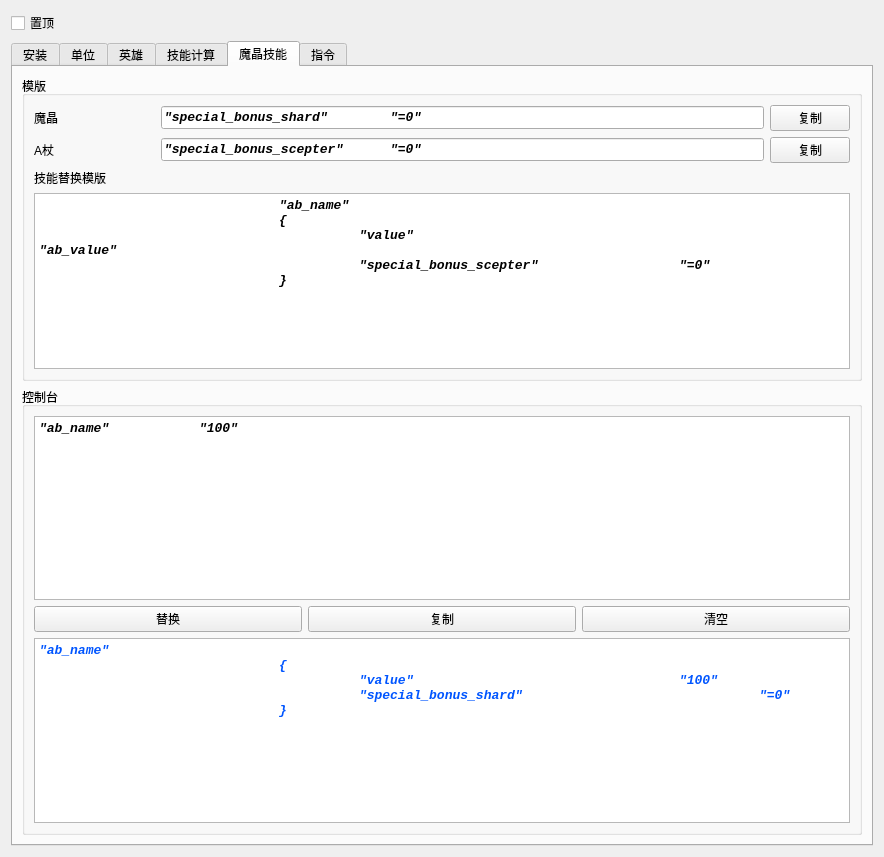
This is untitled.ui in JeremyChim/Dota-Tool as Qt 5 draws it before an edit. The edited form follows.
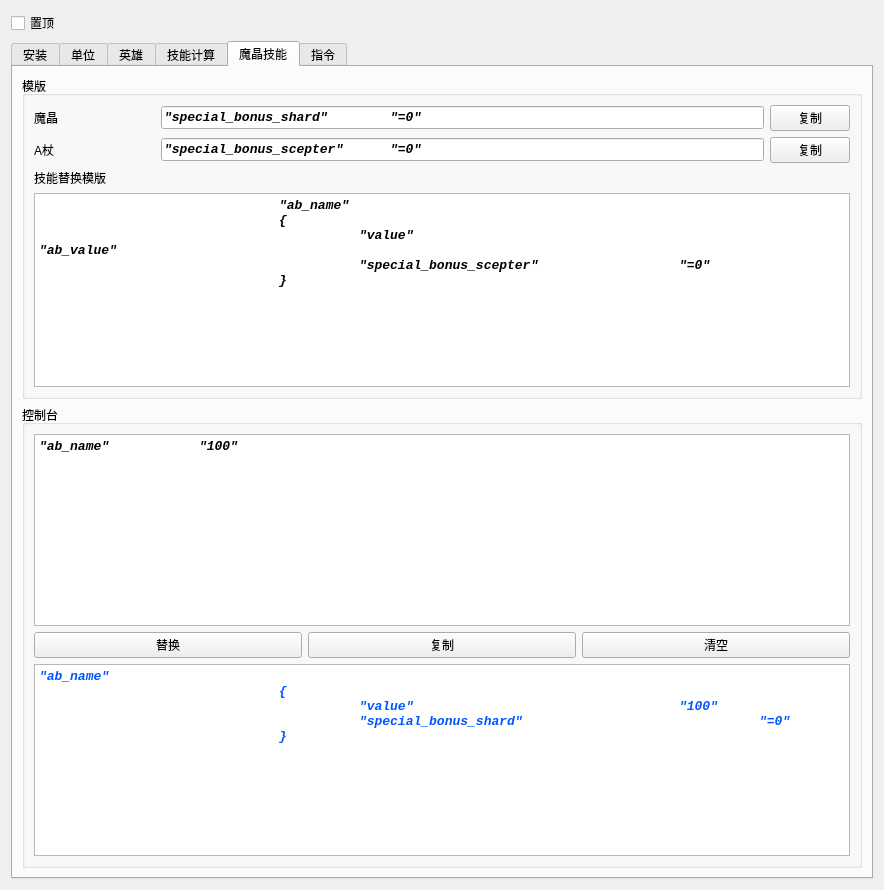
This is the edited form. The open tabs and pages were chosen to show the change.

Commit message: 修改某些复制按钮无法正确复制的bug

The edit to the form file:
```diff
--- a/untitled.ui
+++ b/untitled.ui
@@ -7,7 +7,7 @@
     <x>0</x>
     <y>0</y>
     <width>884</width>
-    <height>800</height>
+    <height>890</height>
    </rect>
   </property>
   <property name="windowTitle">
@@ -2311,7 +2311,6 @@
                  <font>
                   <family>Consolas</family>
                   <pointsize>10</pointsize>
-                  <weight>87</weight>
                   <italic>true</italic>
                   <bold>true</bold>
                  </font>
@@ -2321,14 +2320,17 @@
                 </property>
                 <property name="html">
                  <string>&lt;!DOCTYPE HTML PUBLIC &quot;-//W3C//DTD HTML 4.0//EN&quot; &quot;http://www.w3.org/TR/REC-html40/strict.dtd&quot;&gt;
-&lt;html&gt;&lt;head&gt;&lt;meta name=&quot;qrichtext&quot; content=&quot;1&quot; /&gt;&lt;style type=&quot;text/css&quot;&gt;
+&lt;html&gt;&lt;head&gt;&lt;meta name=&quot;qrichtext&quot; content=&quot;1&quot; /&gt;&lt;meta charset=&quot;utf-8&quot; /&gt;&lt;style type=&quot;text/css&quot;&gt;
 p, li { white-space: pre-wrap; }
-&lt;/style&gt;&lt;/head&gt;&lt;body style=&quot; font-family:'Consolas'; font-size:10pt; font-weight:696; font-style:italic;&quot;&gt;
-&lt;p style=&quot; margin-top:0px; margin-bottom:0px; margin-left:0px; margin-right:0px; -qt-block-indent:0; text-indent:0px;&quot;&gt;			&amp;quot;ab_name&amp;quot;&lt;/p&gt;
-&lt;p style=&quot; margin-top:0px; margin-bottom:0px; margin-left:0px; margin-right:0px; -qt-block-indent:0; text-indent:0px;&quot;&gt;			{&lt;/p&gt;
-&lt;p style=&quot; margin-top:0px; margin-bottom:0px; margin-left:0px; margin-right:0px; -qt-block-indent:0; text-indent:0px;&quot;&gt;				&amp;quot;value&amp;quot;						&amp;quot;ab_value&amp;quot;&lt;/p&gt;
-&lt;p style=&quot; margin-top:0px; margin-bottom:0px; margin-left:0px; margin-right:0px; -qt-block-indent:0; text-indent:0px;&quot;&gt;				&amp;quot;special_bonus_scepter&amp;quot;		&amp;quot;=0&amp;quot;&lt;/p&gt;
-&lt;p style=&quot; margin-top:0px; margin-bottom:0px; margin-left:0px; margin-right:0px; -qt-block-indent:0; text-indent:0px;&quot;&gt;			}&lt;/p&gt;&lt;/body&gt;&lt;/html&gt;</string>
+hr { height: 1px; border-width: 0; }
+li.unchecked::marker { content: &quot;\2610&quot;; }
+li.checked::marker { content: &quot;\2612&quot;; }
+&lt;/style&gt;&lt;/head&gt;&lt;body style=&quot; font-family:'Consolas'; font-size:10pt; font-weight:700; font-style:italic;&quot;&gt;
+&lt;p style=&quot; margin-top:0px; margin-bottom:0px; margin-left:0px; margin-right:0px; -qt-block-indent:0; text-indent:0px;&quot;&gt;&lt;span style=&quot; font-weight:696;&quot;&gt;			&amp;quot;ab_name&amp;quot;&lt;/span&gt;&lt;/p&gt;
+&lt;p style=&quot; margin-top:0px; margin-bottom:0px; margin-left:0px; margin-right:0px; -qt-block-indent:0; text-indent:0px;&quot;&gt;&lt;span style=&quot; font-weight:696;&quot;&gt;			{&lt;/span&gt;&lt;/p&gt;
+&lt;p style=&quot; margin-top:0px; margin-bottom:0px; margin-left:0px; margin-right:0px; -qt-block-indent:0; text-indent:0px;&quot;&gt;&lt;span style=&quot; font-weight:696;&quot;&gt;				&amp;quot;value&amp;quot;						&amp;quot;ab_value&amp;quot;&lt;/span&gt;&lt;/p&gt;
+&lt;p style=&quot; margin-top:0px; margin-bottom:0px; margin-left:0px; margin-right:0px; -qt-block-indent:0; text-indent:0px;&quot;&gt;&lt;span style=&quot; font-weight:696;&quot;&gt;				&amp;quot;special_bonus_scepter&amp;quot;		&amp;quot;=0&amp;quot;&lt;/span&gt;&lt;/p&gt;
+&lt;p style=&quot; margin-top:0px; margin-bottom:0px; margin-left:0px; margin-right:0px; -qt-block-indent:0; text-indent:0px;&quot;&gt;&lt;span style=&quot; font-weight:696;&quot;&gt;			}&lt;/span&gt;&lt;/p&gt;&lt;/body&gt;&lt;/html&gt;</string>
                 </property>
                </widget>
               </item>
@@ -2353,17 +2355,19 @@
                <font>
                 <family>Consolas</family>
                 <pointsize>10</pointsize>
-                <weight>87</weight>
                 <italic>true</italic>
                 <bold>true</bold>
                </font>
               </property>
               <property name="html">
                <string>&lt;!DOCTYPE HTML PUBLIC &quot;-//W3C//DTD HTML 4.0//EN&quot; &quot;http://www.w3.org/TR/REC-html40/strict.dtd&quot;&gt;
-&lt;html&gt;&lt;head&gt;&lt;meta name=&quot;qrichtext&quot; content=&quot;1&quot; /&gt;&lt;style type=&quot;text/css&quot;&gt;
+&lt;html&gt;&lt;head&gt;&lt;meta name=&quot;qrichtext&quot; content=&quot;1&quot; /&gt;&lt;meta charset=&quot;utf-8&quot; /&gt;&lt;style type=&quot;text/css&quot;&gt;
 p, li { white-space: pre-wrap; }
-&lt;/style&gt;&lt;/head&gt;&lt;body style=&quot; font-family:'Consolas'; font-size:10pt; font-weight:696; font-style:italic;&quot;&gt;
-&lt;p style=&quot; margin-top:0px; margin-bottom:0px; margin-left:0px; margin-right:0px; -qt-block-indent:0; text-indent:0px;&quot;&gt;&amp;quot;ab_name&amp;quot;		&amp;quot;100&amp;quot;&lt;/p&gt;&lt;/body&gt;&lt;/html&gt;</string>
+hr { height: 1px; border-width: 0; }
+li.unchecked::marker { content: &quot;\2610&quot;; }
+li.checked::marker { content: &quot;\2612&quot;; }
+&lt;/style&gt;&lt;/head&gt;&lt;body style=&quot; font-family:'Consolas'; font-size:10pt; font-weight:700; font-style:italic;&quot;&gt;
+&lt;p style=&quot; margin-top:0px; margin-bottom:0px; margin-left:0px; margin-right:0px; -qt-block-indent:0; text-indent:0px;&quot;&gt;&lt;span style=&quot; font-weight:696;&quot;&gt;&amp;quot;ab_name&amp;quot;		&amp;quot;100&amp;quot;&lt;/span&gt;&lt;/p&gt;&lt;/body&gt;&lt;/html&gt;</string>
               </property>
              </widget>
             </item>
@@ -2398,7 +2402,6 @@
                <font>
                 <family>Consolas</family>
                 <pointsize>10</pointsize>
-                <weight>87</weight>
                 <italic>true</italic>
                 <bold>true</bold>
                </font>
@@ -2408,14 +2411,17 @@
               </property>
               <property name="html">
                <string>&lt;!DOCTYPE HTML PUBLIC &quot;-//W3C//DTD HTML 4.0//EN&quot; &quot;http://www.w3.org/TR/REC-html40/strict.dtd&quot;&gt;
-&lt;html&gt;&lt;head&gt;&lt;meta name=&quot;qrichtext&quot; content=&quot;1&quot; /&gt;&lt;style type=&quot;text/css&quot;&gt;
+&lt;html&gt;&lt;head&gt;&lt;meta name=&quot;qrichtext&quot; content=&quot;1&quot; /&gt;&lt;meta charset=&quot;utf-8&quot; /&gt;&lt;style type=&quot;text/css&quot;&gt;
 p, li { white-space: pre-wrap; }
-&lt;/style&gt;&lt;/head&gt;&lt;body style=&quot; font-family:'Consolas'; font-size:10pt; font-weight:696; font-style:italic;&quot;&gt;
-&lt;p style=&quot; margin-top:0px; margin-bottom:0px; margin-left:0px; margin-right:0px; -qt-block-indent:0; text-indent:0px;&quot;&gt;&amp;quot;ab_name&amp;quot;&lt;/p&gt;
-&lt;p style=&quot; margin-top:0px; margin-bottom:0px; margin-left:0px; margin-right:0px; -qt-block-indent:0; text-indent:0px;&quot;&gt;			{&lt;/p&gt;
-&lt;p style=&quot; margin-top:0px; margin-bottom:0px; margin-left:0px; margin-right:0px; -qt-block-indent:0; text-indent:0px;&quot;&gt;				&amp;quot;value&amp;quot;				&amp;quot;100&amp;quot;&lt;/p&gt;
-&lt;p style=&quot; margin-top:0px; margin-bottom:0px; margin-left:0px; margin-right:0px; -qt-block-indent:0; text-indent:0px;&quot;&gt;				&amp;quot;special_bonus_shard&amp;quot;			&amp;quot;=0&amp;quot;&lt;/p&gt;
-&lt;p style=&quot; margin-top:0px; margin-bottom:0px; margin-left:0px; margin-right:0px; -qt-block-indent:0; text-indent:0px;&quot;&gt;			}&lt;/p&gt;&lt;/body&gt;&lt;/html&gt;</string>
+hr { height: 1px; border-width: 0; }
+li.unchecked::marker { content: &quot;\2610&quot;; }
+li.checked::marker { content: &quot;\2612&quot;; }
+&lt;/style&gt;&lt;/head&gt;&lt;body style=&quot; font-family:'Consolas'; font-size:10pt; font-weight:700; font-style:italic;&quot;&gt;
+&lt;p style=&quot; margin-top:0px; margin-bottom:0px; margin-left:0px; margin-right:0px; -qt-block-indent:0; text-indent:0px;&quot;&gt;&lt;span style=&quot; font-weight:696;&quot;&gt;&amp;quot;ab_name&amp;quot;&lt;/span&gt;&lt;/p&gt;
+&lt;p style=&quot; margin-top:0px; margin-bottom:0px; margin-left:0px; margin-right:0px; -qt-block-indent:0; text-indent:0px;&quot;&gt;&lt;span style=&quot; font-weight:696;&quot;&gt;			{&lt;/span&gt;&lt;/p&gt;
+&lt;p style=&quot; margin-top:0px; margin-bottom:0px; margin-left:0px; margin-right:0px; -qt-block-indent:0; text-indent:0px;&quot;&gt;&lt;span style=&quot; font-weight:696;&quot;&gt;				&amp;quot;value&amp;quot;				&amp;quot;100&amp;quot;&lt;/span&gt;&lt;/p&gt;
+&lt;p style=&quot; margin-top:0px; margin-bottom:0px; margin-left:0px; margin-right:0px; -qt-block-indent:0; text-indent:0px;&quot;&gt;&lt;span style=&quot; font-weight:696;&quot;&gt;				&amp;quot;special_bonus_shard&amp;quot;			&amp;quot;=0&amp;quot;&lt;/span&gt;&lt;/p&gt;
+&lt;p style=&quot; margin-top:0px; margin-bottom:0px; margin-left:0px; margin-right:0px; -qt-block-indent:0; text-indent:0px;&quot;&gt;&lt;span style=&quot; font-weight:696;&quot;&gt;			}&lt;/span&gt;&lt;/p&gt;&lt;/body&gt;&lt;/html&gt;</string>
               </property>
              </widget>
             </item>
```
Left out of the diff: 792 changed lines with no effect on the pictures. The commit also changes 3 other files.
